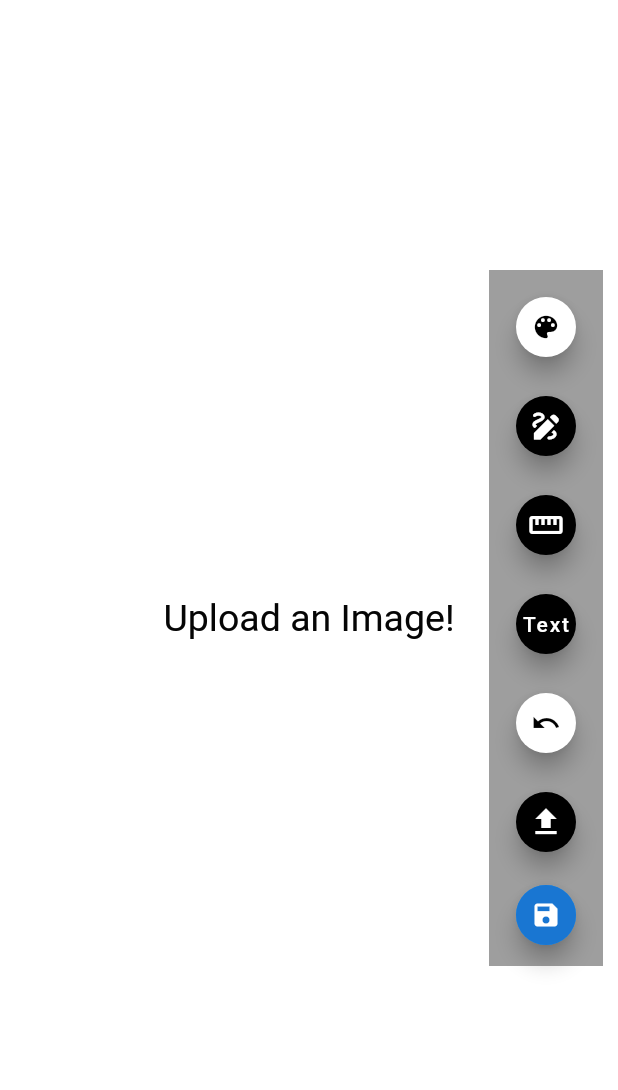
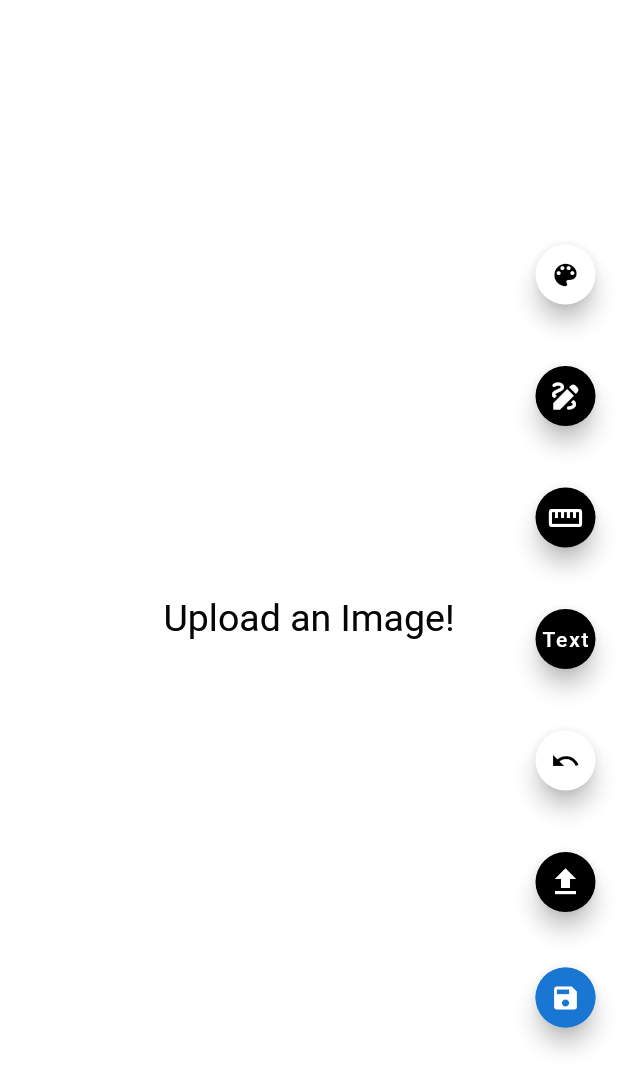
Before and after one commit to JosephSafouri/OXO-2123, a Flutter app: the screen it shows after launch, on a phone screen of 412 x 824 dp. Shown: the top 1090 px of the screen. Run offline on Flutter 3.47's test engine with Material 2 defaults, Android fonts, the phone set to English and light mode, and no system bars; drawn by our look-alikes of screenshot; our stand-ins replace flutter_colorpicker, image_gallery_saver, image_picker.

Commit message:
small changes made to the layout of the toolbar

```diff
--- a/flutter-app/flutter_drawing_app/starter/lib/drawing_page.dart
+++ b/flutter-app/flutter_drawing_app/starter/lib/drawing_page.dart
@@ -276,13 +276,13 @@ class _DrawingPageState extends State<DrawingPage> {
   }
 
   Widget buildToolbar() {
-    double space_between = 10;
+    double space_between = 25;
     return Positioned(
-      top: 180,
-      right: 10,
+      top: 150,
+      right: 2,
       child: Container(
-        padding: const EdgeInsets.all(10.0),
-        color: Colors.grey,
+        padding: const EdgeInsets.all(5.0),
+        color: Colors.white,
         child: Column(
           crossAxisAlignment: CrossAxisAlignment.center,
           mainAxisAlignment: MainAxisAlignment.start,
```
